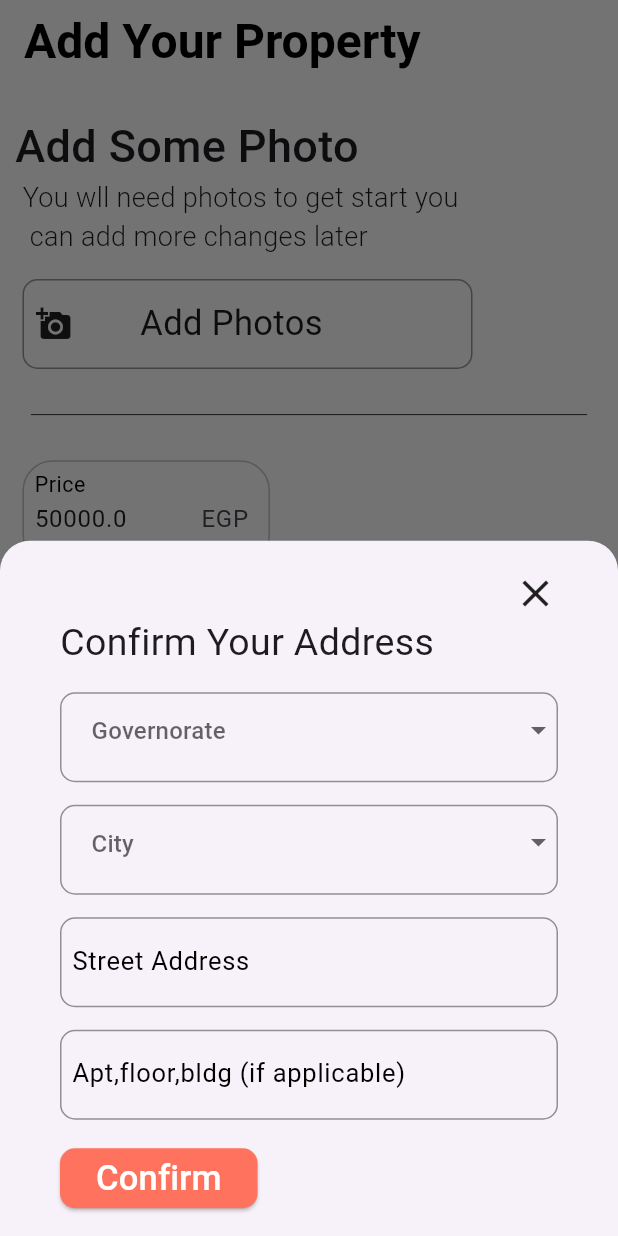
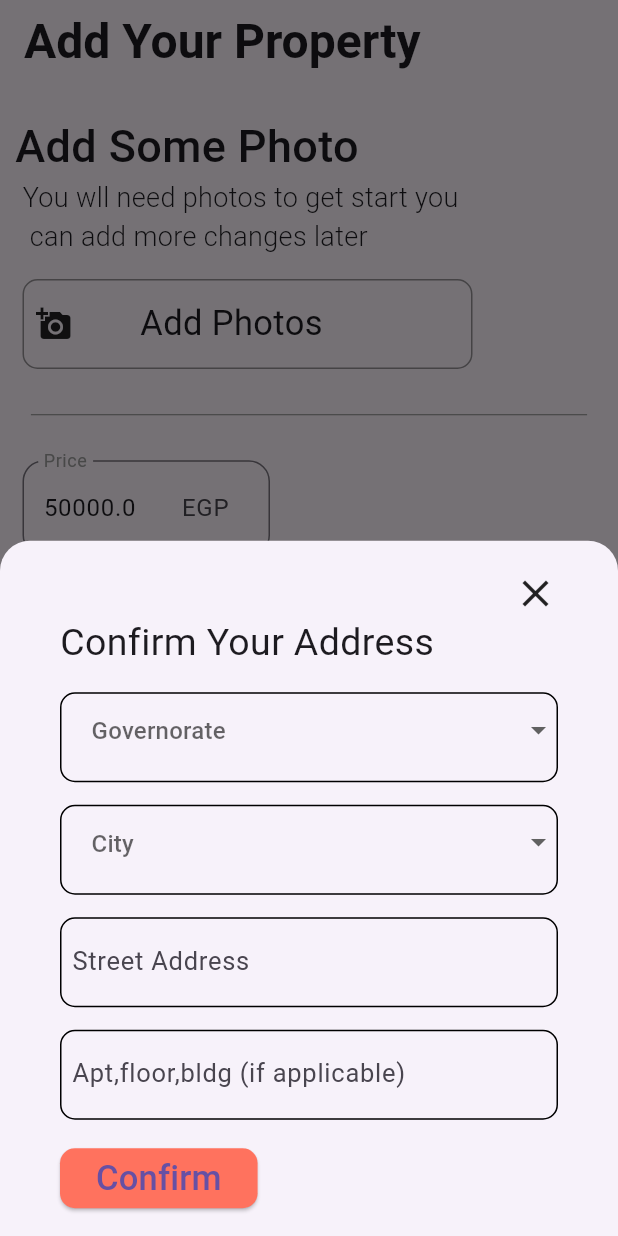
Before and after one commit to mansour571/DeyarakApp, a Flutter app: the AddPropertyBody screen opened directly, after a tap on "Add Address manually", on a phone screen of 412 x 824 dp. Run offline on Flutter 3.47's test engine with Material 3 defaults, Android fonts, the phone set to English and light mode, and no system bars; our stand-ins replace animated_text_kit, flutter_animate, font_awesome_flutter, get, go_router, google_maps_flutter and 1 more.

Commit message:
update background color for my widgets Masnour

```diff
--- a/lib/Featurs/AddProperty/Widgets/AddPropertyBody.dart
+++ b/lib/Featurs/AddProperty/Widgets/AddPropertyBody.dart
@@ -26,18 +26,18 @@ class _AddPropertyState extends State<AddPropertyBody> {
       appBar: AppBar(
         // bottom: Text('k'),
         elevation: 0,
-        backgroundColor: const Color(0xffFAFAFA),
+        // backgroundColor: const Color(0xffFAFAFA),
         // backgroundColor: Color.fromARGB(255, 50, 62, 196),
         title: const Text(
           'Add Your Property',
           style: TextStyle(
             fontSize: 32,
             fontWeight: FontWeight.bold,
-            color: Colors.black,
+            // color: Colors.black,
           ),
         ),
       ),
-      backgroundColor: const Color(0xffFAFAFA),
+      // backgroundColor: const Color(0xffFAFAFA),
       body: ListView(
         children: [
           const SizedBox(),
--- a/lib/Featurs/AddProperty/Widgets/Add_Address.dart
+++ b/lib/Featurs/AddProperty/Widgets/Add_Address.dart
@@ -41,13 +41,12 @@ class _Add_AddressState extends State<Add_Address> {
               height: 60,
               width: 350,
               child: ListTile(
-                leading:
-                    done == false
-                        ? const Icon(
-                            Icons.add,
-                            size: 30,
-                          )
-                        : null,
+                leading: done == false
+                    ? const Icon(
+                        Icons.add,
+                        size: 30,
+                      )
+                    : null,
                 title: Text(
                   '${selectedGovernorate ?? hint} ${selectedCity ?? ''} ${StreetController?.text ?? ''} ${AptController?.text ?? ''}',
                   style: const TextStyle(fontSize: 17),
@@ -136,7 +135,7 @@ class _Add_AddressState extends State<Add_Address> {
                     padding: EdgeInsets.zero,
                     child: Text(
                       'Confirm',
-                      style: TextStyle(fontSize: 23, color: Colors.white),
+                      style: TextStyle(fontSize: 23),
                     ),
                   ),
                 ),
@@ -152,7 +151,7 @@ class _Add_AddressState extends State<Add_Address> {
       TextEditingController? controller, String? labelText) {
     return Container(
       decoration: BoxDecoration(
-        border: Border.all(color: const Color.fromARGB(104, 0, 0, 0)),
+        border: Border.all(color: Color.fromARGB(255, 0, 0, 0)),
         borderRadius: BorderRadius.circular(10),
       ),
       height: 60,
@@ -162,11 +161,13 @@ class _Add_AddressState extends State<Add_Address> {
         child: TextFormField(
           controller: controller,
           keyboardType: TextInputType.streetAddress,
-          cursorColor: Colors.black,
+          // cursorColor: Colors.black,
           decoration: InputDecoration(
             border: InputBorder.none,
             labelText: labelText,
-            labelStyle: const TextStyle(fontSize: 17, color: Colors.black),
+            labelStyle: const TextStyle(
+              fontSize: 17,
+            ),
           ),
           onChanged: (val) {
             setState(() {
@@ -186,7 +187,7 @@ class _Add_AddressState extends State<Add_Address> {
       String hint, List<String> items, String? selectedValue) {
     return Container(
       decoration: BoxDecoration(
-        border: Border.all(color: const Color.fromARGB(104, 0, 0, 0)),
+        border: Border.all(color: Color.fromARGB(255, 0, 0, 0)),
         borderRadius: BorderRadius.circular(10),
       ),
       width: double.infinity,
--- a/lib/Featurs/AddProperty/Widgets/BuildingAge.dart
+++ b/lib/Featurs/AddProperty/Widgets/BuildingAge.dart
@@ -8,29 +8,38 @@ class BuildingAge extends StatelessWidget {
   @override
   Widget build(BuildContext context) {
     return Padding(
-      padding: const EdgeInsets.all(10.0),
-      child: Container(
-        height: 80,
-        decoration: BoxDecoration(
-          borderRadius: BorderRadius.circular(20),
-          border: Border.all(color: const Color.fromARGB(131, 0, 0, 0)),
-        ),
-        child: const Padding(
-          padding: EdgeInsets.only(left: 10),
-          child: TextField(
-            keyboardType: TextInputType.number,
-            cursorColor: Colors.black,
-            decoration: InputDecoration(
-              border: InputBorder.none,
-              labelText: 'Building Age ',
-              labelStyle: TextStyle(
-                fontSize: 15,
-                color: Color.fromARGB(255, 0, 0, 0),
-              ),
+      padding: const EdgeInsets.all(10),
+      child: TextField(
+        keyboardType: TextInputType.number,
+        decoration: InputDecoration(
+            contentPadding:
+                const EdgeInsets.symmetric(horizontal: 10, vertical: 20),
+            border: OutlineInputBorder(
+              borderRadius: BorderRadius.circular(14),
+              borderSide: const BorderSide(color: Colors.black),
             ),
-          ),
-        ),
+            focusedBorder: OutlineInputBorder(
+              borderSide: const BorderSide(color: Colors.black, width: 2),
+              borderRadius: BorderRadius.circular(14),
+            ),
+            labelText: 'Building Age ',
+            labelStyle: const TextStyle(
+              fontSize: 15,
+              // color: Color.fromARGB(255, 0, 0, 0),
+            )),
       ),
+      // TextField(
+      //   keyboardType: TextInputType.number,
+      //   cursorColor: Colors.black,
+      //   decoration: InputDecoration(
+      //     border: InputBorder.none,
+      //     labelText: 'Building Age ',
+      //     labelStyle: TextStyle(
+      //       fontSize: 15,
+      //       color: Color.fromARGB(255, 0, 0, 0),
+      //     ),
+      //   ),
+      // ),
     );
   }
 }
--- a/lib/Featurs/AddProperty/Widgets/Slider_M.dart
+++ b/lib/Featurs/AddProperty/Widgets/Slider_M.dart
@@ -37,35 +37,65 @@ class _Slider_MState extends State<Slider_M> {
             child: Row(
               mainAxisSize: MainAxisSize.min,
               children: [
-                Container(
+                SizedBox(
                   height: 70,
                   width: 165,
-                  decoration: BoxDecoration(
-                    border: Border.all(color: Color.fromARGB(60, 8, 2, 2)),
-                    borderRadius: BorderRadius.circular(20),
-                  ),
-                  child: Padding(
-                    padding: const EdgeInsets.only(left: 7),
-                    child: TextFormField(
+                  child: TextField(
                     controller: Controller,
                     keyboardType: TextInputType.number,
-                      cursorColor: Colors.black,
                     decoration: InputDecoration(
                       suffixText: '${widget.kind}   ',
-                        border: InputBorder.none,
+                      contentPadding:
+                          EdgeInsets.symmetric(horizontal: 10, vertical: 20),
+                      border: OutlineInputBorder(
+                        borderRadius: BorderRadius.circular(14),
+                        borderSide: BorderSide(color: Colors.black),
+                      ),
+                      focusedBorder: OutlineInputBorder(
+                        borderSide: BorderSide(color: Colors.black, width: 2),
+                        borderRadius: BorderRadius.circular(14),
+                      ),
+                      hintText: "$value",
                       labelText: widget.title,
-                        labelStyle: const TextStyle(
-                            fontSize: 19, color: Color.fromARGB(255, 0, 0, 0)),
+                      labelStyle: TextStyle(color: Colors.grey),
                     ),
                     onChanged: (val) {
                       setState(() {
                         double parsedValue = double.tryParse(val) ?? 50000;
-                          value = parsedValue;
+                        value = parsedValue.clamp(0.0, widget.initialValue);
                       });
                     },
                   ),
                 ),
-                ),
+                // Container(
+                //   height: 70,
+                //   width: 165,
+                //   decoration: BoxDecoration(
+                //     border: Border.all(color: Color.fromARGB(60, 8, 2, 2)),
+                //     borderRadius: BorderRadius.circular(20),
+                //   ),
+                //   child: Padding(
+                //     padding: const EdgeInsets.only(left: 7),
+                //     child: TextFormField(
+                //       controller: Controller,
+                //       keyboardType: TextInputType.number,
+                //       cursorColor: Colors.black,
+                //       decoration: InputDecoration(
+                //         suffixText: '${widget.kind}   ',
+                //         border: InputBorder.none,
+                //         labelText: widget.title,
+                //         labelStyle: const TextStyle(
+                //             fontSize: 19, color: Color.fromARGB(255, 0, 0, 0)),
+                //       ),
+                //       onChanged: (val) {
+                //         setState(() {
+                //           double parsedValue = double.tryParse(val) ?? 50000;
+                //           value = parsedValue;
+                //         });
+                //       },
+                //     ),
+                //   ),
+                // ),
               ],
             ),
           ),
--- a/lib/Featurs/Filter/widgets/Divider.dart
+++ b/lib/Featurs/Filter/widgets/Divider.dart
@@ -27,7 +27,7 @@ class _DividerState extends State<Divider_> {
     dividerHeight = 30 * scaleFactor;
     dividerIndent = 20 * scaleFactor;
     dividerEndIndent = 20 * scaleFactor;
-    dividerThickness = 0.5 * scaleFactor;
+    dividerThickness = 0.8 * scaleFactor;
   }
 
   @override
@@ -37,7 +37,7 @@ class _DividerState extends State<Divider_> {
     return SizedBox(
       height: dividerHeight,
       child: Divider(
-        color: Colors.black,
+        color: Colors.grey,
         thickness: dividerThickness,
         indent: dividerIndent,
         endIndent: dividerEndIndent,
--- a/lib/Featurs/Filter/widgets/FilterBody.dart
+++ b/lib/Featurs/Filter/widgets/FilterBody.dart
@@ -21,14 +21,14 @@ class _FilterState extends State<FilterBody> {
       appBar: AppBar(
         // bottom: Text('k'),
         elevation: 0,
-        backgroundColor: const Color(0xffFAFAFA),
+        // backgroundColor: const Color(0xffFAFAFA),
         // backgroundColor: Color.fromARGB(255, 50, 62, 196),
         title: const Text(
           'Filter',
           style: TextStyle(
             fontSize: 35,
             fontWeight: FontWeight.bold,
-            color: Colors.black,
+            // color: Colors.black,
           ),
         ),
       ),
--- a/lib/Featurs/Filter/widgets/PropertyType.dart
+++ b/lib/Featurs/Filter/widgets/PropertyType.dart
@@ -134,7 +134,10 @@ class _PropertyTypeState extends State<PropertyType> {
                   padding: EdgeInsets.only(top: 5 * scaleFactor),
                   child: Text(
                     text,
-                    style: TextStyle(fontSize: textSize),
+                    style: TextStyle(
+                      fontSize: textSize,
+                      color: Colors.black,
+                    ),
                   ),
                 ),
               ],
--- a/lib/Featurs/Home_Map/Home_Map_view.dart
+++ b/lib/Featurs/Home_Map/Home_Map_view.dart
@@ -17,7 +17,7 @@ class _MapViewState extends State<MapView> with TickerProviderStateMixin {
   Widget build(BuildContext context) {
     TabController tabController = TabController(vsync: this, length: 4);
     return Scaffold(
-      backgroundColor: Colors.white,
+      // backgroundColor: Colors.white,
 //--------------------------------------------------
       // bottomNavigationBar: const BottomNavBar(),
 //--------------------------------------------------
```
Also changed, not shown: lib/Featurs/Filter/widgets/Rang_Slider.dart (+98 -28 lines). Lines whose indentation alone changed are shown as unchanged.
